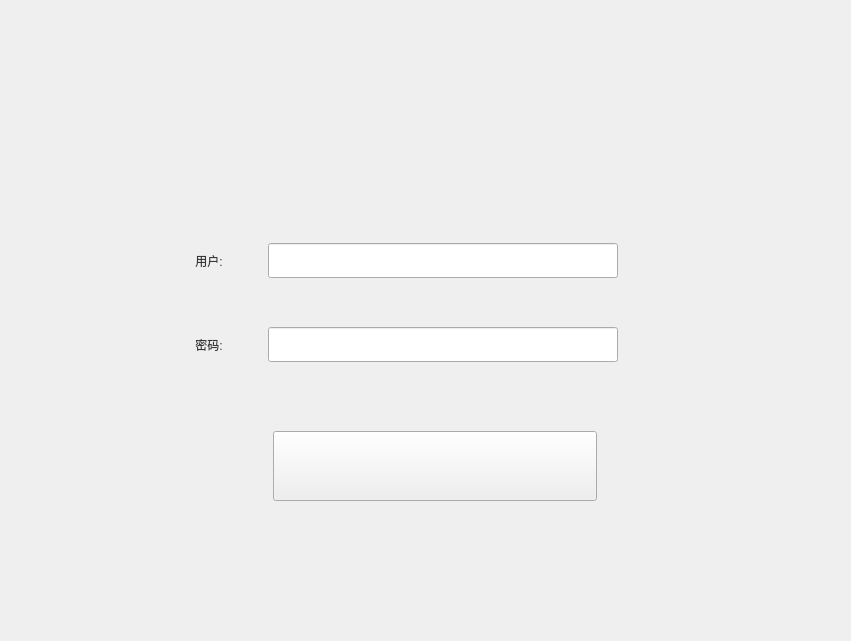
This is Qt/ERP/login.ui in superp2017/NTERP as Qt 5 draws it before an edit. The edited form follows.
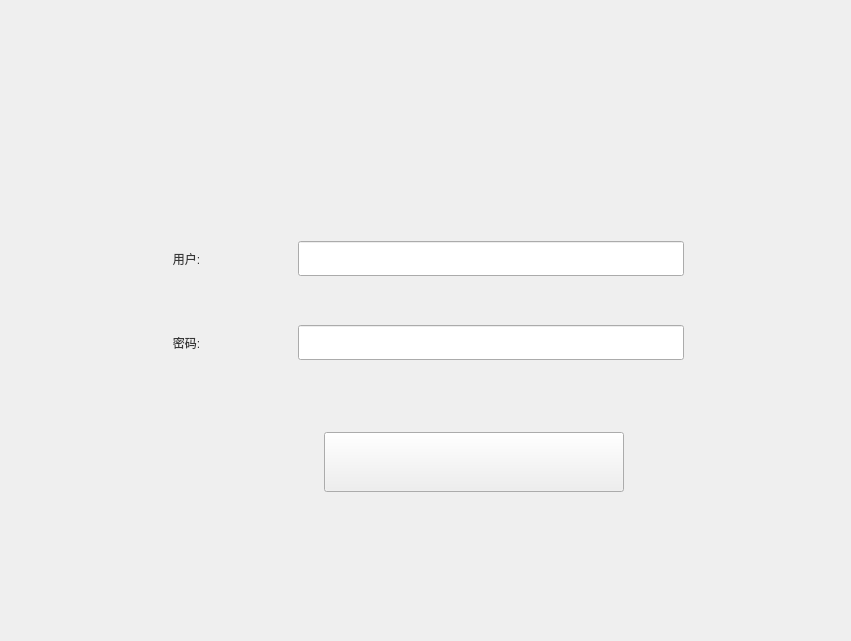
This is the edited form. Icons and pictures are not drawn.

Patch:
```diff
--- a/Qt/ERP/login.ui
+++ b/Qt/ERP/login.ui
@@ -24,14 +24,14 @@
     <widget class="QWidget" name="widget_2" native="true">
      <property name="minimumSize">
       <size>
-       <width>600</width>
+       <width>750</width>
        <height>480</height>
       </size>
      </property>
      <property name="maximumSize">
       <size>
-       <width>600</width>
-       <height>470</height>
+       <width>750</width>
+       <height>480</height>
       </size>
      </property>
      <property name="autoFillBackground">
@@ -54,7 +54,7 @@
        <number>0</number>
       </property>
       <item>
-       <layout class="QGridLayout" name="gridLayout" columnstretch="1,4,1">
+       <layout class="QGridLayout" name="gridLayout" columnstretch="2,4,1">
         <property name="leftMargin">
          <number>20</number>
         </property>
@@ -162,7 +162,7 @@
        </layout>
       </item>
       <item>
-       <layout class="QHBoxLayout" name="horizontalLayout" stretch="1,3,1">
+       <layout class="QHBoxLayout" name="horizontalLayout" stretch="3,5,2">
         <property name="spacing">
          <number>6</number>
         </property>
@@ -187,7 +187,13 @@
           <property name="minimumSize">
            <size>
             <width>0</width>
-            <height>70</height>
+            <height>60</height>
+           </size>
+          </property>
+          <property name="maximumSize">
+           <size>
+            <width>300</width>
+            <height>16777215</height>
            </size>
           </property>
           <property name="styleSheet">
```
